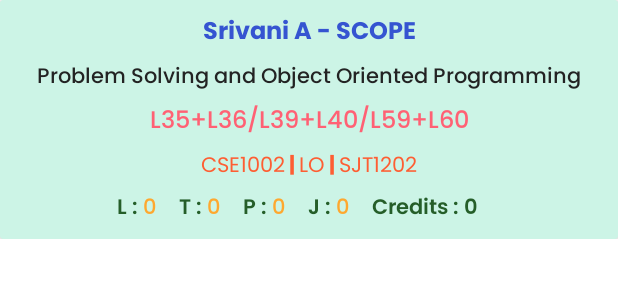
After one commit to IET-VIT/FFCSeZ, an Android app: the layout custom_dialog.xml on its own in the app's theme, with its tools: preview values and no code run, on a phone screen of 412 x 824 dp. The commit adds this screen. Shown: the top 300 px of the screen. Run offline under Robolectric (Android 15) with nearby library versions, the phone set to English and light mode, and no system bars.

Commit message:
Added onLongPress timetable

```diff
--- a/app/src/main/java/com/tfd/ffcsez/adapters/TimeTableAdapter.java
+++ b/app/src/main/java/com/tfd/ffcsez/adapters/TimeTableAdapter.java
@@ -80,6 +80,43 @@ public class TimeTableAdapter extends RecyclerView.Adapter<TimeTableAdapter.MyVi
                 });
             }
         });
+        holder.longPress.setOnLongClickListener(v -> {
+
+            View view = LayoutInflater.from(context).inflate(R.layout.custom_dialog, null);
+
+            TextView facultyName = view.findViewById(R.id.digFacultyName);
+            TextView facultySchool = view.findViewById(R.id.digFacultySchool);
+            TextView courseName = view.findViewById(R.id.digCourseName);
+            TextView l = view.findViewById(R.id.l);
+            TextView t = view.findViewById(R.id.t);
+            TextView p = view.findViewById(R.id.p);
+            TextView j = view.findViewById(R.id.j);
+            TextView c = view.findViewById(R.id.c);
+            TextView digSlot = view.findViewById(R.id.digSlot);
+            TextView digCourseCode = view.findViewById(R.id.digCourseCode);
+            TextView digCourseType = view.findViewById(R.id.digCourseType);
+            TextView digRoomNo = view.findViewById(R.id.digRoomNo);
+
+            facultyName.setText(model.getEmpName());
+            facultySchool.setText(model.getEmpSchool());
+            courseName.setText(model.getCourseTitle());
+            l.setText(model.getL());
+            t.setText(model.getT());
+            p.setText(model.getP());
+            j.setText(model.getJ());
+            c.setText(model.getC());
+            digSlot.setText(model.getSlot());
+            digCourseCode.setText(model.getCourseCode());
+            digCourseType.setText(model.getCourseType());
+            digRoomNo.setText(model.getRoomNumber());
+
+            AlertDialog alertDialog = new AlertDialog.Builder(context)
+                    .setView(view)
+                    .setCancelable(true)
+                    .create();
+            alertDialog.show();
+            return true;
+        });
     }
 
     @Override
@@ -102,6 +139,7 @@ public class TimeTableAdapter extends RecyclerView.Adapter<TimeTableAdapter.MyVi
             roomNumber = view.findViewById(R.id.roomNoHome);
             typeSelector = view.findViewById(R.id.typeSelector);
             deleteButton = view.findViewById(R.id.deleteButton);
+            longPress = view.findViewById(R.id.longPress);
         }
     }
 
--- /dev/null
+++ b/app/src/main/res/layout/custom_dialog.xml
@@ -0,0 +1,290 @@
+<?xml version="1.0" encoding="utf-8"?>
+<androidx.constraintlayout.widget.ConstraintLayout xmlns:android="http://schemas.android.com/apk/res/android"
+    xmlns:app="http://schemas.android.com/apk/res-auto"
+    xmlns:tools="http://schemas.android.com/tools"
+    android:layout_width="match_parent"
+    android:layout_height="wrap_content"
+    android:background="@android:color/transparent">
+
+    <androidx.cardview.widget.CardView
+        android:layout_width="match_parent"
+        android:layout_height="wrap_content"
+        app:cardBackgroundColor="#ccf4e6"
+        app:layout_constraintBottom_toBottomOf="parent"
+        app:layout_constraintEnd_toEndOf="parent"
+        app:layout_constraintStart_toStartOf="parent"
+        app:layout_constraintTop_toTopOf="parent">
+
+        <androidx.constraintlayout.widget.ConstraintLayout
+            android:layout_width="match_parent"
+            android:layout_height="match_parent">
+
+            <LinearLayout
+                android:id="@+id/linearLayout5"
+                android:layout_width="wrap_content"
+                android:layout_height="wrap_content"
+                android:layout_marginStart="8dp"
+                android:layout_marginTop="8dp"
+                android:layout_marginEnd="8dp"
+                android:orientation="horizontal"
+                app:layout_constraintEnd_toEndOf="parent"
+                app:layout_constraintStart_toStartOf="parent"
+                app:layout_constraintTop_toTopOf="parent">
+
+                <TextView
+                    android:id="@+id/digFacultyName"
+                    android:layout_width="wrap_content"
+                    android:layout_height="wrap_content"
+                    android:layout_weight="0"
+                    android:fontFamily="@font/poppins_bold"
+                    android:text="Srivani A"
+                    android:textColor="@color/dark_blue"
+                    android:textSize="16sp" />
+
+                <TextView
+                    android:id="@+id/textView41"
+                    android:layout_width="wrap_content"
+                    android:layout_height="wrap_content"
+                    android:layout_weight="0"
+                    android:fontFamily="@font/poppins_bold"
+                    android:text=" - "
+                    android:textColor="@color/dark_blue"
+                    android:textSize="16sp" />
+
+                <TextView
+                    android:id="@+id/digFacultySchool"
+                    android:layout_width="wrap_content"
+                    android:layout_height="wrap_content"
+                    android:layout_weight="0"
+                    android:fontFamily="@font/poppins_bold"
+                    android:text="SCOPE"
+                    android:textColor="@color/dark_blue"
+                    android:textSize="16sp" />
+
+            </LinearLayout>
+
+            <TextView
+                android:id="@+id/digCourseName"
+                android:layout_width="0dp"
+                android:layout_height="wrap_content"
+                android:layout_marginStart="8dp"
+                android:layout_marginTop="4dp"
+                android:layout_marginEnd="8dp"
+                android:fontFamily="@font/poppins_medium"
+                android:gravity="center"
+                android:text="Problem Solving and Object Oriented Programming"
+                android:textColor="@color/black"
+                android:textSize="14sp"
+                app:layout_constraintEnd_toEndOf="parent"
+                app:layout_constraintStart_toStartOf="parent"
+                app:layout_constraintTop_toBottomOf="@+id/linearLayout5" />
+
+            <LinearLayout
+                android:layout_width="wrap_content"
+                android:layout_height="wrap_content"
+                android:layout_marginStart="8dp"
+                android:layout_marginTop="4dp"
+                android:layout_marginEnd="8dp"
+                android:layout_marginBottom="8dp"
+                android:orientation="horizontal"
+                app:layout_constraintBottom_toBottomOf="parent"
+                app:layout_constraintEnd_toEndOf="parent"
+                app:layout_constraintStart_toStartOf="parent"
+                app:layout_constraintTop_toBottomOf="@+id/linearLayout6">
+
+                <LinearLayout
+                    android:layout_width="wrap_content"
+                    android:layout_height="wrap_content"
+                    android:orientation="horizontal">
+
+                    <TextView
+                        android:id="@+id/textView502"
+                        android:layout_width="match_parent"
+                        android:layout_height="wrap_content"
+                        android:fontFamily="@font/poppins_semibold"
+                        android:text="L : "
+                        android:textColor="#255e29"
+                        android:textSize="14sp" />
+
+                    <TextView
+                        android:id="@+id/l"
+                        android:layout_width="match_parent"
+                        android:layout_height="wrap_content"
+                        android:fontFamily="@font/poppins_medium"
+                        android:paddingRight="15dp"
+                        android:text="0"
+                        android:textColor="@color/orange"
+                        android:textSize="14sp" />
+                </LinearLayout>
+
+                <LinearLayout
+                    android:layout_width="wrap_content"
+                    android:layout_height="wrap_content"
+                    android:orientation="horizontal">
+
+                    <TextView
+                        android:id="@+id/textView50"
+                        android:layout_width="match_parent"
+                        android:layout_height="wrap_content"
+                        android:fontFamily="@font/poppins_semibold"
+                        android:text="T : "
+                        android:textColor="#255e29"
+                        android:textSize="14sp" />
+
+                    <TextView
+                        android:id="@+id/t"
+                        android:layout_width="match_parent"
+                        android:layout_height="wrap_content"
+                        android:fontFamily="@font/poppins_medium"
+                        android:paddingRight="15dp"
+                        android:text="0"
+                        android:textColor="@color/orange"
+                        android:textSize="14sp" />
+                </LinearLayout>
+
+                <LinearLayout
+                    android:layout_width="wrap_content"
+                    android:layout_height="wrap_content"
+                    android:orientation="horizontal">
+
+                    <TextView
+                        android:id="@+id/textView508"
+                        android:layout_width="match_parent"
+                        android:layout_height="wrap_content"
+                        android:fontFamily="@font/poppins_semibold"
+                        android:text="P : "
+                        android:textColor="#255e29"
+                        android:textSize="14sp" />
+
+                    <TextView
+                        android:id="@+id/p"
+                        android:layout_width="match_parent"
+                        android:layout_height="wrap_content"
+                        android:fontFamily="@font/poppins_medium"
+                        android:paddingRight="15dp"
+                        android:text="0"
+                        android:textColor="@color/orange"
+                        android:textSize="14sp" />
+                </LinearLayout>
+
+                <LinearLayout
+                    android:layout_width="wrap_content"
+                    android:layout_height="wrap_content"
+                    android:orientation="horizontal">
+
+                    <TextView
+                        android:id="@+id/textView507"
+                        android:layout_width="match_parent"
+                        android:layout_height="wrap_content"
+                        android:fontFamily="@font/poppins_semibold"
+                        android:text="J : "
+                        android:textColor="#255e29"
+                        android:textSize="14sp" />
+
+                    <TextView
+                        android:id="@+id/j"
+                        android:layout_width="match_parent"
+                        android:layout_height="wrap_content"
+                        android:fontFamily="@font/poppins_medium"
+                        android:paddingRight="15dp"
+                        android:text="0"
+                        android:textColor="@color/orange"
+                        android:textSize="14sp" />
+                </LinearLayout>
+
+                <LinearLayout
+                    android:layout_width="wrap_content"
+                    android:layout_height="wrap_content"
+                    android:orientation="horizontal">
+
+                    <TextView
+                        android:id="@+id/textView506"
+                        android:layout_width="match_parent"
+                        android:layout_height="wrap_content"
+                        android:fontFamily="@font/poppins_semibold"
+                        android:text="Credits : "
+                        android:textColor="#255e29"
+                        android:textSize="14sp" />
+
+                    <TextView
+                        android:id="@+id/c"
+                        android:layout_width="match_parent"
+                        android:layout_height="wrap_content"
+                        android:fontFamily="@font/poppins_semibold"
+                        android:paddingRight="15dp"
+                        android:text="0"
+                        android:textColor="#255e29"
+                        android:textSize="14sp" />
+                </LinearLayout>
+            </LinearLayout>
+
+            <TextView
+                android:id="@+id/digSlot"
+                android:layout_width="wrap_content"
+                android:layout_height="wrap_content"
+                android:layout_marginStart="8dp"
+                android:layout_marginTop="4dp"
+                android:layout_marginEnd="8dp"
+                android:fontFamily="@font/poppins_medium"
+                android:text="L35+L36/L39+L40/L59+L60"
+                android:textColor="#ff6174"
+                android:textSize="16sp"
+                app:layout_constraintEnd_toEndOf="@+id/digCourseName"
+                app:layout_constraintStart_toStartOf="@+id/digCourseName"
+                app:layout_constraintTop_toBottomOf="@+id/digCourseName" />
+
+            <LinearLayout
+                android:id="@+id/linearLayout6"
+                android:layout_width="wrap_content"
+                android:layout_height="wrap_content"
+                android:layout_marginStart="8dp"
+                android:layout_marginTop="4dp"
+                android:layout_marginEnd="8dp"
+                android:orientation="horizontal"
+                app:layout_constraintEnd_toEndOf="parent"
+                app:layout_constraintStart_toStartOf="parent"
+                app:layout_constraintTop_toBottomOf="@+id/digSlot">
+
+                <TextView
+                    android:id="@+id/digCourseCode"
+                    android:layout_width="wrap_content"
+                    android:layout_height="wrap_content"
+                    android:fontFamily="@font/poppins"
+                    android:text="CSE1002"
+                    android:textColor="#fe5e33" />
+
+                <TextView
+                    android:id="@+id/textView56"
+                    android:layout_width="wrap_content"
+                    android:layout_height="wrap_content"
+                    android:fontFamily="@font/poppins_bold"
+                    android:text=" | "
+                    android:textColor="#fe5e33" />
+
+                <TextView
+                    android:id="@+id/digCourseType"
+                    android:layout_width="wrap_content"
+                    android:layout_height="wrap_content"
+                    android:fontFamily="@font/poppins"
+                    android:text="LO"
+                    android:textColor="#fe5e33" />
+
+                <TextView
+                    android:id="@+id/textView60"
+                    android:layout_width="wrap_content"
+                    android:layout_height="wrap_content"
+                    android:fontFamily="@font/poppins_bold"
+                    android:text=" | "
+                    android:textColor="#fe5e33" />
+
+                <TextView
+                    android:id="@+id/digRoomNo"
+                    android:layout_width="wrap_content"
+                    android:layout_height="wrap_content"
+                    android:fontFamily="@font/poppins"
+                    android:text="SJT1202"
+                    android:textColor="#fe5e33" />
+            </LinearLayout>
+        </androidx.constraintlayout.widget.ConstraintLayout>
+    </androidx.cardview.widget.CardView>
+</androidx.constraintlayout.widget.ConstraintLayout>
```
